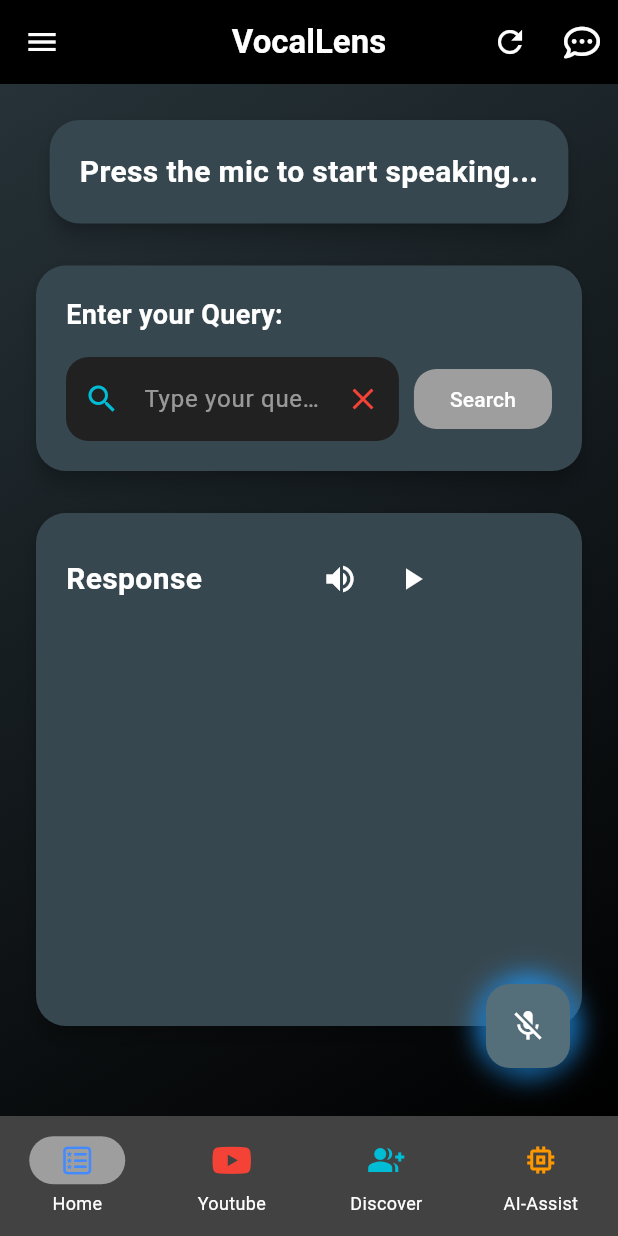
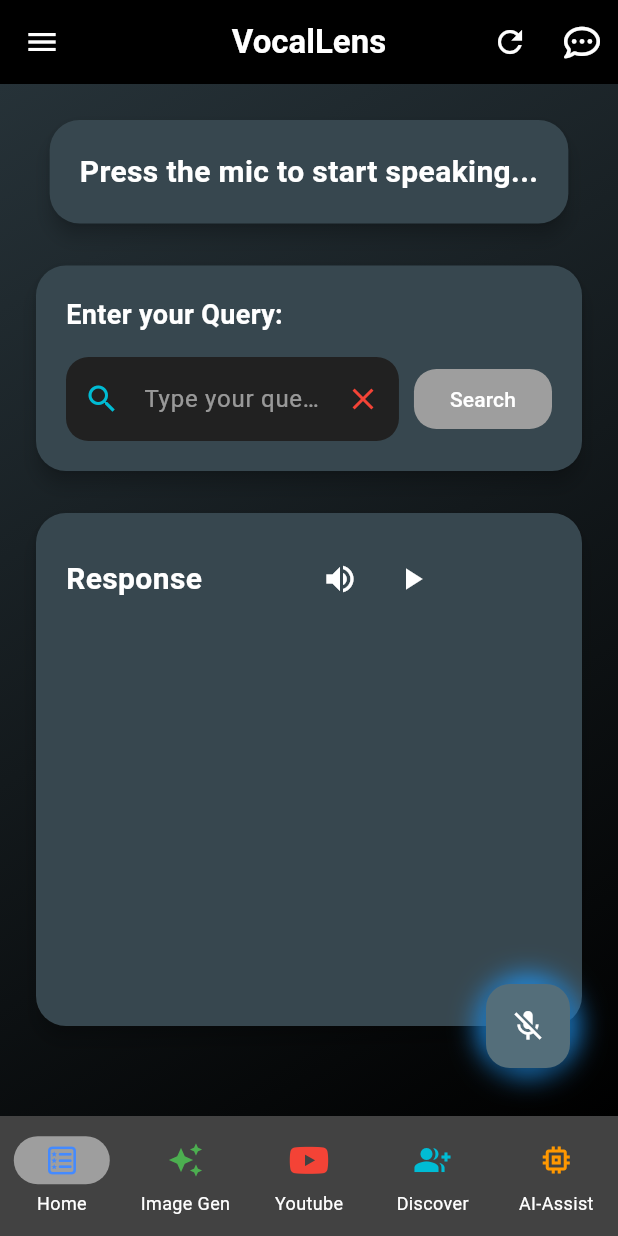
Before and after one commit to kunal-gangani/Vocal-Lens-Voice-Assist-Application, a Flutter app: the HomePage screen opened directly, after a tap on the "mic" icon, on a phone screen of 412 x 824 dp. Run offline on Flutter 3.47's test engine with Material 3 defaults, Android fonts, the phone set to English and light mode, and no system bars; our stand-ins replace cloud_firestore, easy_localization, firebase_auth, firebase_core, firebase_storage, flutter_screenutil and 15 more; missing offline and left inert: feature_discovery, flexify, flutter_glow, porcupine_flutter; accounts and stored records are empty; project files that could hold a hidden picture were left out.

Commit message:
11-03-2025 00:26

```diff
--- /dev/null
+++ b/lib/Controllers/image_generator_controller.dart
@@ -0,0 +1,33 @@
+import 'dart:developer';
+import 'dart:typed_data';
+import 'package:flutter/material.dart';
+import 'package:vocal_lens/Helper/image_generator_helper.dart';
+
+class ImageGeneratorController extends ChangeNotifier {
+  final ImageGeneratorHelper _imageGenerator = ImageGeneratorHelper();
+
+  Uint8List? generatedImage;
+  bool isLoading = false;
+  String? errorMessage;
+
+  Future<void> generateImage(String prompt) async {
+    try {
+      isLoading = true;
+      generatedImage = null;
+      errorMessage = null;
+      notifyListeners();
+
+      Uint8List imageData = await _imageGenerator.generateImage(prompt);
+
+      log("API Response: ${imageData.length} bytes");
+
+      generatedImage = imageData;
+    } catch (e) {
+      errorMessage = e.toString();
+      log("Error: $e");
+    } finally {
+      isLoading = false;
+      notifyListeners();
+    }
+  }
+}
--- a/lib/MyApp/my_app.dart
+++ b/lib/MyApp/my_app.dart
@@ -7,6 +7,7 @@
 import 'package:vocal_lens/Controllers/auth_controller.dart';
 import 'package:vocal_lens/Controllers/chat_with_ai_controller.dart';
 import 'package:vocal_lens/Controllers/how_to_use_controller.dart';
+import 'package:vocal_lens/Controllers/image_generator_controller.dart';
 import 'package:vocal_lens/Controllers/navigation_controller.dart';
 import 'package:vocal_lens/Controllers/position_controller.dart';
 import 'package:vocal_lens/Controllers/theme_controller.dart';
@@ -26,6 +27,9 @@
       providers: [
         ChangeNotifierProvider(
           create: (context) => VoiceToTextController(),
+        ),
+        ChangeNotifierProvider(
+          create: (context) => ImageGeneratorController(),
         ),
         ChangeNotifierProvider(
           create: (context) => ThemeController(),
--- /dev/null
+++ b/lib/Views/HomePage/Widgets/PageViews/image_generator_page_view.dart
@@ -0,0 +1,117 @@
+import 'package:flutter/material.dart';
+import 'package:flutter_screenutil/flutter_screenutil.dart';
+import 'package:flutter_spinkit/flutter_spinkit.dart';
+import 'package:provider/provider.dart';
+import 'package:vocal_lens/Controllers/image_generator_controller.dart';
+
+Widget imageGeneratorPageView() {
+  TextEditingController promptController = TextEditingController();
+
+  return Consumer<ImageGeneratorController>(
+    builder: (context, imageController, _) {
+      return Scaffold(
+        backgroundColor: Colors.black,
+        body: Padding(
+          padding: const EdgeInsets.all(16.0),
+          child: Column(
+            children: [
+              // 🔵 Input Field for User Prompt
+              TextField(
+                controller: promptController,
+                style: const TextStyle(color: Colors.white),
+                decoration: InputDecoration(
+                  hintText: "Enter your image prompt...",
+                  hintStyle: const TextStyle(
+                    color: Colors.white54,
+                  ),
+                  filled: true,
+                  fillColor: Colors.grey.shade800,
+                  border: OutlineInputBorder(
+                    borderRadius: BorderRadius.circular(12.0),
+                    borderSide: BorderSide.none,
+                  ),
+                  suffixIcon: IconButton(
+                    icon: const Icon(
+                      Icons.clear,
+                      color: Colors.white54,
+                    ),
+                    onPressed: () {
+                      promptController.clear();
+                    },
+                  ),
+                ),
+              ),
+              SizedBox(
+                height: 20.h,
+              ),
+              // 🖼️ Image Display Area
+              Expanded(
+                child: Center(
+                  child: imageController.isLoading
+                      ? const SpinKitFadingCircle(
+                          color: Colors.blue,
+                          size: 50.0,
+                        )
+                      : imageController.generatedImage == null
+                          ? Column(
+                              mainAxisAlignment: MainAxisAlignment.center,
+                              children: [
+                                if (imageController.errorMessage != null)
+                                  Text(
+                                    imageController.errorMessage!,
+                                    style: const TextStyle(
+                                      color: Colors.red,
+                                      fontSize: 16,
+                                    ),
+                                    textAlign: TextAlign.center,
+                                  ),
+                                if (imageController.errorMessage == null)
+                                  const Text(
+                                    "Enter a prompt and generate an image!",
+                                    style: TextStyle(color: Colors.white70),
+                                  ),
+                              ],
+                            )
+                          : ClipRRect(
+                              borderRadius: BorderRadius.circular(12),
+                              child: Image.memory(
+                                imageController
+                                    .generatedImage!, // ✅ Display raw binary image
+                                fit: BoxFit.cover,
+                                width: double.infinity,
+                              ),
+                            ),
+                ),
+              ),
+
+              // 🔘 Generate Button
+              ElevatedButton(
+                onPressed: () {
+                  if (promptController.text.isNotEmpty) {
+                    imageController.generateImage(
+                      promptController.text,
+                    );
+                  }
+                },
+                style: ElevatedButton.styleFrom(
+                  backgroundColor: Colors.blueAccent,
+                  foregroundColor: Colors.white,
+                  padding: const EdgeInsets.symmetric(
+                    horizontal: 20,
+                    vertical: 12,
+                  ),
+                  shape: RoundedRectangleBorder(
+                    borderRadius: BorderRadius.circular(12),
+                  ),
+                ),
+                child: const Text(
+                  "Generate Image",
+                ),
+              ),
+            ],
+          ),
+        ),
+      );
+    },
+  );
+}
--- a/lib/Views/HomePage/Widgets/navigation_widget.dart
+++ b/lib/Views/HomePage/Widgets/navigation_widget.dart
@@ -36,6 +36,13 @@
             ),
           ),
           NavigationDestination(
+            label: "Image Gen",
+            icon: Icon(
+              Icons.auto_awesome,
+              color: Colors.green,
+            ),
+          ),
+          NavigationDestination(
             label: "Youtube",
             icon: FaIcon(
               FontAwesomeIcons.youtube,
--- a/lib/Views/HomePage/home_page.dart
+++ b/lib/Views/HomePage/home_page.dart
@@ -7,6 +7,7 @@
 import 'package:vocal_lens/Views/HomePage/Widgets/PageViews/chat_with_ai.dart';
 import 'package:vocal_lens/Views/HomePage/Widgets/PageViews/explore_friends_view.dart';
 import 'package:vocal_lens/Views/HomePage/Widgets/PageViews/home_page_view.dart';
+import 'package:vocal_lens/Views/HomePage/Widgets/PageViews/image_generator_page_view.dart';
 import 'package:vocal_lens/Views/HomePage/Widgets/PageViews/youtube_page_view.dart';
 import 'package:vocal_lens/Views/HomePage/Widgets/appbar.dart';
 import 'package:vocal_lens/Views/HomePage/Widgets/drawer.dart';
@@ -65,6 +66,7 @@
             },
             children: [
               homePageView(),
+              imageGeneratorPageView(),
               youTubePageView(context),
               exploreFriendsPageView(),
               chatWithAIPage(),
```
Also changed, not shown: lib/Header/headers.dart (added, +21 -0 lines), lib/Helper/image_generator_helper.dart (added, +36 -0 lines).
